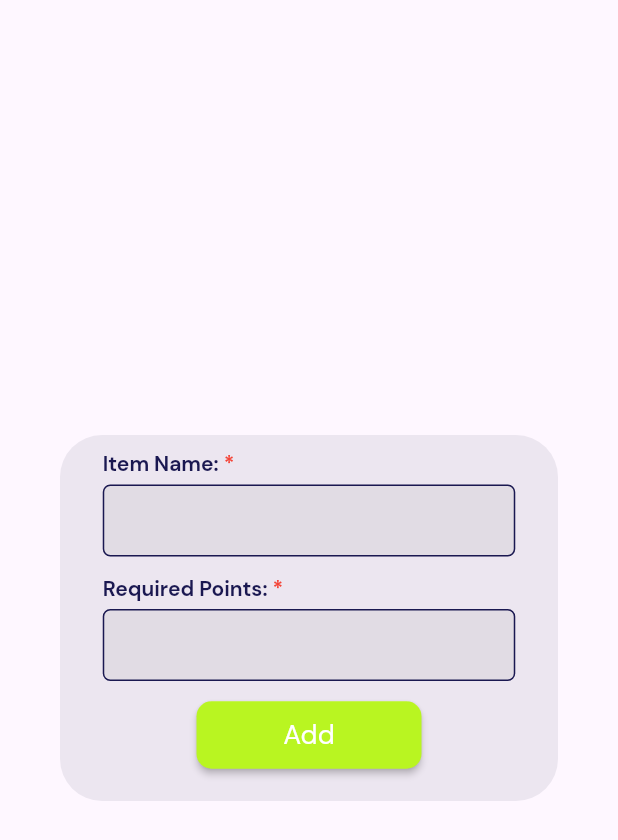
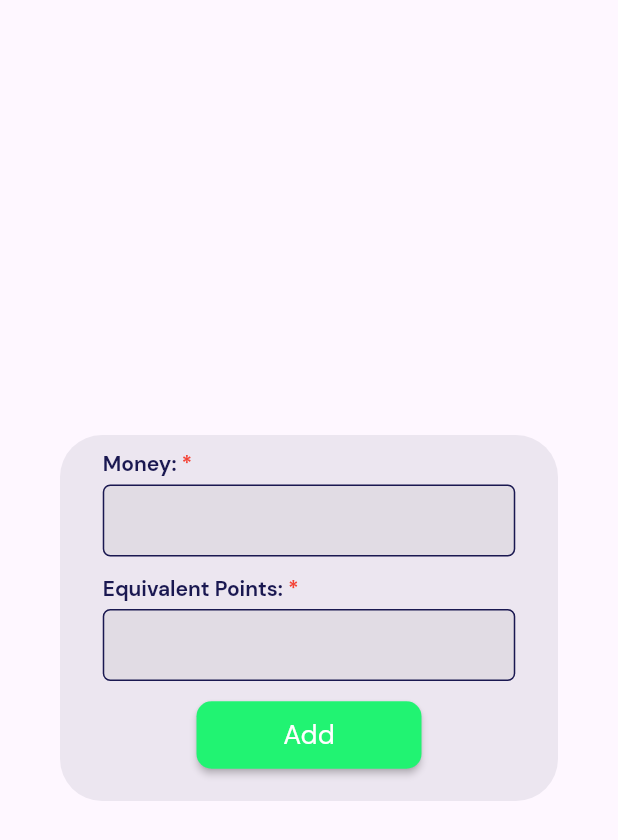
Before and after one commit to Salaum2002/web, a Flutter app: the AddItemDialog widget shown alone on an empty page, opened directly with empty values, on a phone screen of 412 x 824 dp. Shown: the top 840 px of the screen. Run offline on Flutter 3.47's test engine with Material 3 defaults, Android fonts, the phone set to English and light mode, and no system bars; our stand-ins replace cloud_firestore, firebase_core, fluttertoast, printing; missing offline and left inert: qr_bar_code_scanner_dialog; accounts and stored records are empty.

Commit message:
first commit

```diff
--- a/lib/main.dart
+++ b/lib/main.dart
@@ -24,7 +24,7 @@ class MyApp extends StatelessWidget {
   @override
   Widget build(BuildContext context) {
     return const MaterialApp(
-      home: HomeScreen(),
+      home: LoginScreen(),
     );
   }
 }
--- a/lib/screens/tabs/items_tab.dart
+++ b/lib/screens/tabs/items_tab.dart
@@ -93,11 +93,11 @@ class _ItemsTabState extends State<ItemsTab> {
                   ),
                   DataColumn(
                     label: TextWidget(
-                        text: 'Item Name', fontSize: 18, fontFamily: 'Bold'),
+                        text: 'Money', fontSize: 18, fontFamily: 'Bold'),
                   ),
                   DataColumn(
                     label: TextWidget(
-                        text: 'Required Points',
+                        text: 'Equivalent Points',
                         fontSize: 18,
                         fontFamily: 'Bold'),
                   ),
@@ -167,7 +167,7 @@ class _ItemsTabState extends State<ItemsTab> {
                               ),
                               const SizedBox(width: 10),
                               ButtonWidget(
-                                color: Colors.orange,
+                                color: const Color.fromARGB(206, 70, 228, 131),
                                 height: 35,
                                 width: 125,
                                 label: 'Edit',
@@ -175,7 +175,7 @@ class _ItemsTabState extends State<ItemsTab> {
                                   showEditDialog(
                                       data.docs[i].id,
                                       data.docs[i]['name'],
-                                      data.docs[i]['required_points']);
+                                      data.docs[i]['points']);
                                 },
                               ),
                               const SizedBox(width: 10),
@@ -229,16 +229,16 @@ class AddItemDialog extends StatelessWidget {
             children: [
               TextFieldWidget(
                 controller: name,
-                label: 'Item Name:',
+                label: 'Money:',
               ),
               const SizedBox(height: 10),
               TextFieldWidget(
                 controller: pts,
-                label: 'Required Points:',
+                label: 'Equivalent Points:',
               ),
               const SizedBox(height: 10),
               ButtonWidget(
-                color: const Color.fromARGB(255, 185, 245, 33),
+                color: const Color.fromARGB(255, 33, 243, 114),
                 height: 45,
                 width: 150,
                 label: 'Add',
@@ -291,12 +291,12 @@ class EditItemDialog extends StatelessWidget {
             children: [
               TextFieldWidget(
                 controller: name,
-                label: 'Item Name:',
+                label: 'Money:',
               ),
               const SizedBox(height: 10),
               TextFieldWidget(
                 controller: pts,
-                label: 'Required Points:',
+                label: 'Equivalent Points:',
               ),
               const SizedBox(height: 10),
               ButtonWidget(
@@ -304,19 +304,19 @@ class EditItemDialog extends StatelessWidget {
                 height: 45,
                 width: 150,
                 label: 'Update',
-                onPressed: () {
+                onPressed: () async {
                   if (name.text.isEmpty || pts.text.isEmpty) {
                     showToast('Please fill all fields.');
                     return;
                   }
                   try {
                     int points = int.parse(pts.text);
-                    FirebaseFirestore.instance
+                    await FirebaseFirestore.instance
                         .collection('Items')
                         .doc(itemId)
                         .update({
                       'name': name.text,
-                      'required_points': points,
+                      'points': points,
                     });
                     showToast('Item updated successfully!');
                     Navigator.pop(context);
```
Also changed, not shown: lib/screens/home_screen.dart (+70 -50 lines), lib/screens/tabs/records_tab.dart (+20 -1 lines), pubspec.yaml (+10 -19 lines), pubspec.lock, 5 other files.
